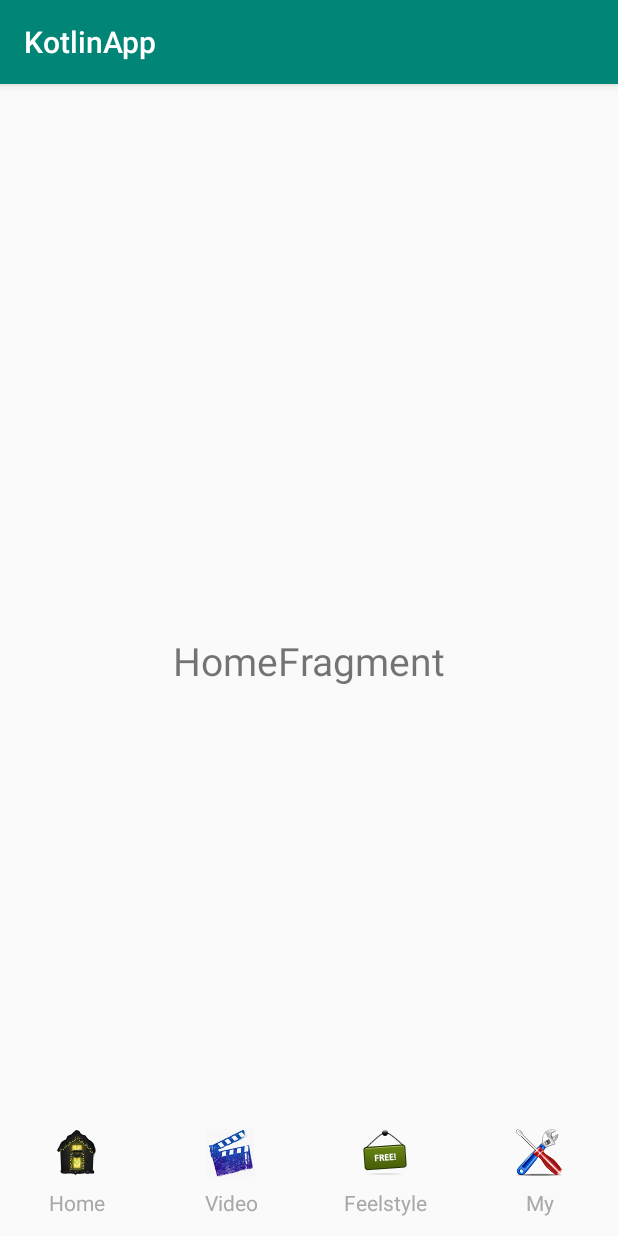
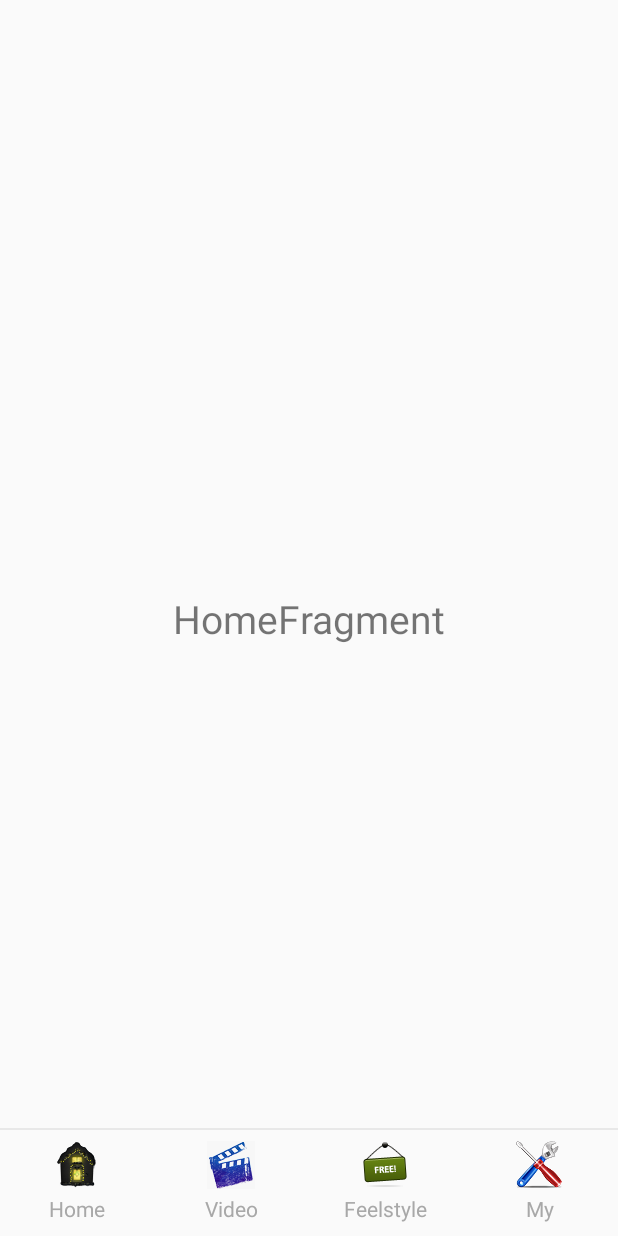
Before and after one commit to Leekalun/kotlinTest, an Android app: the screen it shows after launch (MainActivity), on a phone screen of 412 x 824 dp. Run offline under Robolectric (Android 15) with nearby library versions, the phone set to English and light mode, and no system bars.

Commit message:
set actionbar

```diff
--- a/app/src/main/AndroidManifest.xml
+++ b/app/src/main/AndroidManifest.xml
@@ -9,7 +9,7 @@
             android:label="@string/app_name"
             android:roundIcon="@mipmap/ic_launcher_round"
             android:supportsRtl="true"
-            android:theme="@style/AppTheme"
+            android:theme="@style/AppTheme.NoBar"
             tools:ignore="GoogleAppIndexingWarning">
         <activity android:name="com.lijialun.frame.MainActivity">
             <intent-filter>
--- a/app/src/main/java/com/lijialun/frame/MainActivity.kt
+++ b/app/src/main/java/com/lijialun/frame/MainActivity.kt
@@ -58,7 +58,7 @@ class MainActivity : BaseActivity<MainContract.Presenter>(), MainContract.View,
         currentIndex(Constant.FRAGMENT_SETTING)
     }
 
-    fun currentIndex(index: Int) {
+    private fun currentIndex(index: Int) {
         pager.currentItem = index
     }
 }
--- a/app/src/main/res/layout/activity_main.xml
+++ b/app/src/main/res/layout/activity_main.xml
@@ -11,12 +11,20 @@
             android:id="@+id/pager"
             android:layout_width="match_parent"
             android:layout_height="match_parent"
-            app:layout_constraintTop_toTopOf="@+id/radio_group" />
+            app:layout_constraintTop_toTopOf="@+id/view_line" />
+
+    <View
+            android:background="@color/color_E8E8E8"
+            android:id="@+id/view_line"
+            android:layout_width="match_parent"
+            android:layout_height="@dimen/dp_0.5"
+            app:layout_constraintTop_toTopOf="@+id/radio_group"
+            tools:ignore="MissingConstraints" />
 
     <RadioGroup
             android:id="@+id/radio_group"
             android:layout_width="match_parent"
-            android:layout_height="@dimen/dp_49"
+            android:layout_height="@dimen/dp_42"
             android:orientation="horizontal"
             app:layout_constraintBottom_toBottomOf="parent"
             tools:ignore="MissingConstraints">
--- a/app/src/main/res/values/styles.xml
+++ b/app/src/main/res/values/styles.xml
@@ -8,8 +8,17 @@
         <item name="colorAccent">@color/colorAccent</item>
     </style>
 
+    <style name="AppTheme.NoBar">
+        <item name="windowNoTitle">true</item>
+        <item name="android:windowFullscreen">false</item>
+        <item name="android:windowEnableSplitTouch">false</item>
+        <item name="android:splitMotionEvents">false</item>
+        <!--<item name="android:windowIsTranslucent">false</item>-->
+    </style>
+
+
     <style name="RadioButton_Style">
-        <item name="android:drawablePadding">@dimen/dp_4</item>
+        <item name="android:drawablePadding">@dimen/dp_2</item>
         <item name="android:textColor">@color/color_A8A8A8</item>
         <item name="android:layout_gravity">center_vertical</item>
         <item name="android:gravity">center</item>
```
